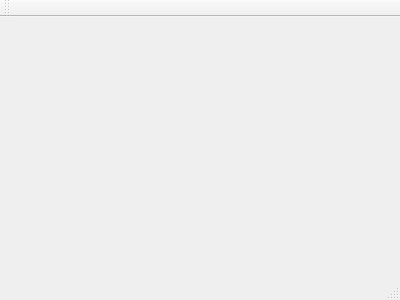
Before: the Qt Designer form ctripui/mainwindow.ui in imagecser/hotelManage, drawn with Qt 5.
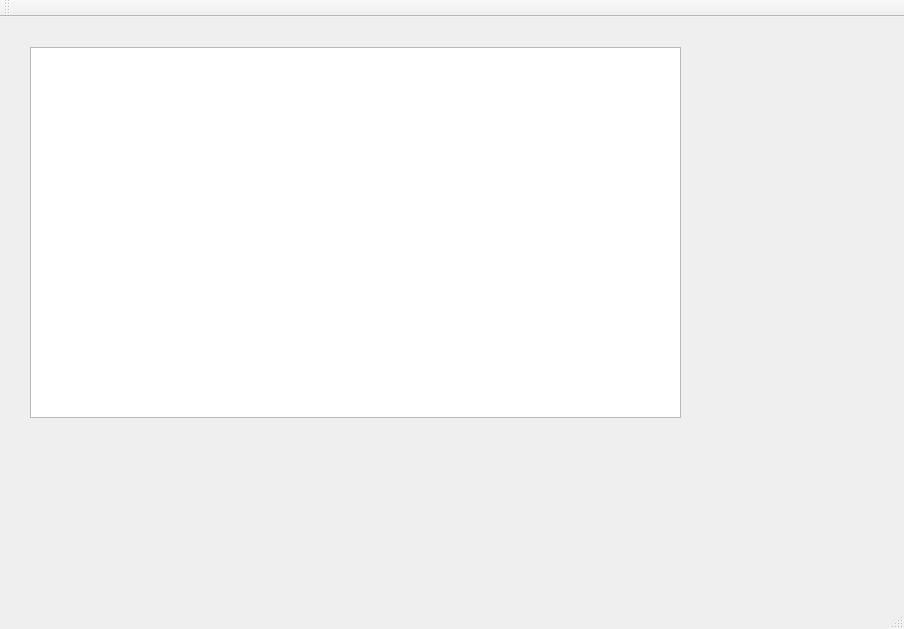
After: the same form once the commit is applied.

The edit to the form file:
```diff
--- a/ctripui/mainwindow.ui
+++ b/ctripui/mainwindow.ui
@@ -1,24 +1,50 @@
 <ui version="4.0">
  <class>MainWindow</class>
- <widget class="QMainWindow" name="MainWindow" >
-  <property name="geometry" >
+ <widget class="QMainWindow" name="MainWindow">
+  <property name="geometry">
    <rect>
     <x>0</x>
     <y>0</y>
-    <width>400</width>
-    <height>300</height>
+    <width>904</width>
+    <height>629</height>
    </rect>
   </property>
   <property name="windowTitle" >
    <string>MainWindow</string>
   </property>
-  <widget class="QMenuBar" name="menuBar" />
-  <widget class="QToolBar" name="mainToolBar" />
-  <widget class="QWidget" name="centralWidget" />
-  <widget class="QStatusBar" name="statusBar" />
+  <widget class="QWidget" name="centralWidget">
+   <widget class="QTableWidget" name="tableWidget">
+    <property name="geometry">
+     <rect>
+      <x>30</x>
+      <y>30</y>
+      <width>651</width>
+      <height>371</height>
+     </rect>
+    </property>
+   </widget>
+  </widget>
+  <widget class="QMenuBar" name="menuBar">
+   <property name="geometry">
+    <rect>
+     <x>0</x>
+     <y>0</y>
+     <width>904</width>
+     <height>26</height>
+    </rect>
+   </property>
+  </widget>
+  <widget class="QToolBar" name="mainToolBar">
+   <attribute name="toolBarArea">
+    <enum>TopToolBarArea</enum>
+   </attribute>
+   <attribute name="toolBarBreak">
+    <bool>false</bool>
+   </attribute>
+  </widget>
+  <widget class="QStatusBar" name="statusBar"/>
  </widget>
- <layoutDefault spacing="6" margin="11" />
- <pixmapfunction></pixmapfunction>
+ <layoutdefault spacing="6" margin="11"/>
  <resources/>
  <connections/>
 </ui>
```
Left out of the diff: 3 changed lines with no effect on the pictures.
